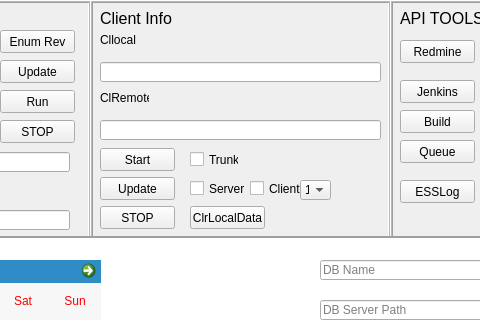
Before: the Qt Designer form test.ui in artakak/TTT, drawn with Qt 5; both pictures show x 340 to 820 and y 0 to 320 of the 1021 by 611 pixel window.
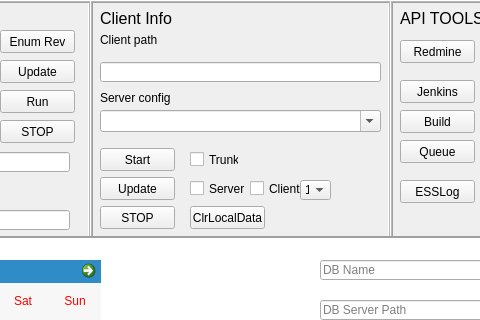
After: the same form once the commit is applied. Icons and pictures are not drawn.

Patch:
```diff
--- a/test.ui
+++ b/test.ui
@@ -103,12 +103,12 @@
      <rect>
       <x>440</x>
       <y>32</y>
-      <width>41</width>
+      <width>61</width>
       <height>16</height>
      </rect>
     </property>
     <property name="text">
-     <string>Cllocal</string>
+     <string>Client path</string>
     </property>
    </widget>
    <widget class="QLineEdit" name="lineEdit_2">
@@ -182,12 +182,12 @@
      <rect>
       <x>440</x>
       <y>90</y>
-      <width>49</width>
+      <width>71</width>
       <height>16</height>
      </rect>
     </property>
     <property name="text">
-     <string>ClRemote</string>
+     <string>Server config</string>
     </property>
    </widget>
    <widget class="QLabel" name="label_2">
@@ -317,19 +317,6 @@
      <string/>
     </property>
    </widget>
-   <widget class="QLineEdit" name="lineEdit_8">
-    <property name="geometry">
-     <rect>
-      <x>440</x>
-      <y>120</y>
-      <width>281</width>
-      <height>20</height>
-     </rect>
-    </property>
-    <property name="text">
-     <string/>
-    </property>
-   </widget>
    <widget class="QTextBrowser" name="textBrowser">
     <property name="geometry">
      <rect>
@@ -562,6 +549,22 @@
       </property>
      </item>
     </widget>
+    <widget class="QComboBox" name="comboBox_4">
+     <property name="geometry">
+      <rect>
+       <x>10</x>
+       <y>110</y>
+       <width>281</width>
+       <height>22</height>
+      </rect>
+     </property>
+     <property name="contextMenuPolicy">
+      <enum>Qt::CustomContextMenu</enum>
+     </property>
+     <property name="editable">
+      <bool>true</bool>
+     </property>
+    </widget>
    </widget>
    <widget class="QFrame" name="frame_3">
     <property name="geometry">
```
Left out of the diff: 8 changed lines with no effect on the pictures.
